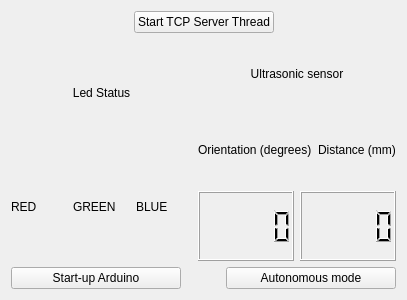
Before: the Qt Designer form Server/server_GUI.ui in JaumeNB/Robot_controller, drawn with Qt 5.
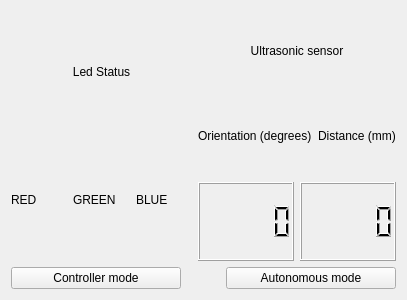
After: the same form once the commit is applied.

The edit to the form file:
```diff
--- a/Server/server_GUI.ui
+++ b/Server/server_GUI.ui
@@ -14,43 +14,6 @@
    <string>TCP Server</string>
   </property>
   <layout class="QVBoxLayout" name="verticalLayout">
-   <item>
-    <layout class="QHBoxLayout" name="horizontalLayout_2">
-     <item>
-      <spacer name="horizontalSpacer">
-       <property name="orientation">
-        <enum>Qt::Horizontal</enum>
-       </property>
-       <property name="sizeHint" stdset="0">
-        <size>
-         <width>40</width>
-         <height>20</height>
-        </size>
-       </property>
-      </spacer>
-     </item>
-     <item>
-      <widget class="QPushButton" name="start_server_btn">
-       <property name="text">
-        <string>Start TCP Server Thread</string>
-       </property>
-      </widget>
-     </item>
-     <item>
-      <spacer name="horizontalSpacer_2">
-       <property name="orientation">
-        <enum>Qt::Horizontal</enum>
-       </property>
-       <property name="sizeHint" stdset="0">
-        <size>
-         <width>40</width>
-         <height>20</height>
-        </size>
-       </property>
-      </spacer>
-     </item>
-    </layout>
-   </item>
    <item>
     <layout class="QHBoxLayout" name="horizontalLayout_3">
      <item>
@@ -142,9 +105,9 @@
       <number>45</number>
      </property>
      <item>
-      <widget class="QPushButton" name="arduino_btn">
+      <widget class="QPushButton" name="start_server_btn">
        <property name="text">
-        <string>Start-up Arduino</string>
+        <string>Controller mode</string>
        </property>
       </widget>
      </item>
```
